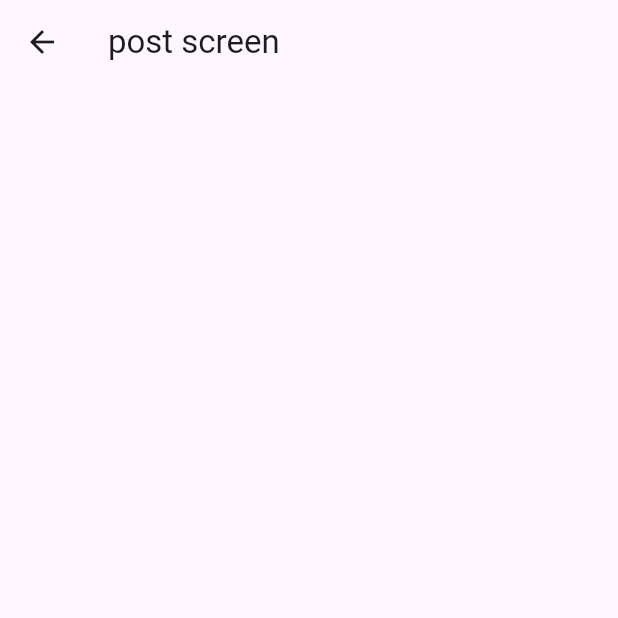
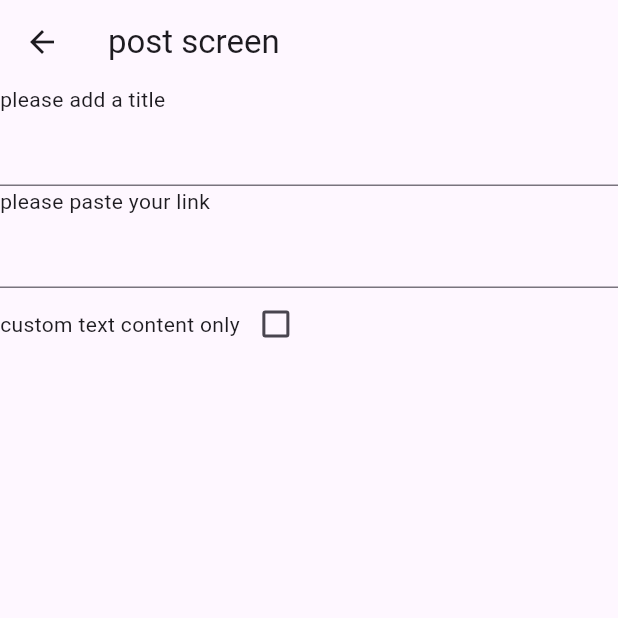
Before and after one commit to zacuel/murof, a Flutter app: the PostLinkScreen screen opened directly, on a phone screen of 412 x 824 dp, the top half of it. Run offline on Flutter 3.47's test engine with Material 3 defaults, Android fonts, the light colour scheme and no system bars; our stand-ins replace cloud_firestore, firebase_auth, firebase_core, flutter_riverpod, fpdart; accounts and stored records are empty; generated files the repository leaves out were written again.

Commit message:
post_article screen design

```diff
--- /dev/null
+++ b/lib/explanations.dart
@@ -0,0 +1,2 @@
+const String postLinkExplanation =
+    "The purpose of this app is to spotlight issues that, for one reason or another, don't recieve a scrutiny that many feel is deserve. To that end, the board on which you are posting isn't designed as a newsfeed. ";
--- a/lib/home_screen.dart
+++ b/lib/home_screen.dart
@@ -1,11 +1,14 @@
 import 'package:flutter/material.dart';
 import 'package:flutter_riverpod/flutter_riverpod.dart';
+import 'package:murof/navigation.dart';
 
 class HomeScreen extends ConsumerWidget {
   const HomeScreen({super.key});
 
   @override
   Widget build(BuildContext context, WidgetRef ref) {
-    return Scaffold(floatingActionButton: FloatingActionButton(onPressed: (){}),);
+    return Scaffold(
+      floatingActionButton: FloatingActionButton(onPressed: () => navigateToPostLink(context)),
+    );
   }
 }
--- a/lib/main.dart
+++ b/lib/main.dart
@@ -3,6 +3,7 @@ import 'package:flutter/material.dart';
 import 'package:flutter_riverpod/flutter_riverpod.dart';
 import 'package:murof/authentication/auth_repository.dart';
 import 'package:murof/firebase_tools/firebase_options.dart';
+import 'package:murof/home_screen.dart';
 
 import 'authentication/auth_screen.dart';
 import 'utils/error_loader.dart';
@@ -36,7 +37,7 @@ class _MyAppState extends ConsumerState<MyApp> {
               //   });
               //   return const ScopedHomeScreen();
               // }
-              return Placeholder();
+              return const HomeScreen();
             }
             return const AuthScreen();
           },
--- /dev/null
+++ b/lib/models/article.dart
@@ -0,0 +1,9 @@
+class Article {
+  final String articleId;
+  final String authorId;
+  final String authorName;
+  final String title;
+  final String? url;
+  final String? content;
+  final List<String> upvoteIds;
+}
--- a/lib/post_link_screen.dart
+++ b/lib/post_link_screen.dart
@@ -9,9 +9,76 @@ class PostLinkScreen extends ConsumerStatefulWidget {
 }
 
 class _PostLinkScreenState extends ConsumerState<PostLinkScreen> {
+  final _urlController = TextEditingController();
+  final _titleController = TextEditingController();
+  final _contentController = TextEditingController();
+  bool _urlValid = false;
+  bool _textOnly = false;
+  bool _linkAndContent = false;
+  @override
+  Widget build(BuildContext context) {
+    return Scaffold(
+      appBar: AppBar(
+        title: const Text('post screen'),
+      ),
+      body: ListView(
+        children: [
+          const Text("please add a title"),
+          TextField(
+            controller: _titleController,
+          ),
+          const Text("please paste your link"),
+          TextField(
+            controller: _urlController,
+            onChanged: (value) {
+              if (Uri.parse(value).isAbsolute) {
+                setState(() {
+                  _urlValid = true;
+                });
+              }
+            },
+          ),
+          _urlValid
+              ? Row(
+                  children: [
+                    const Text("add additional content"),
+                    Checkbox(
+                      value: _linkAndContent,
+                      onChanged: (value) {
+                        setState(() {
+                          _linkAndContent = value!;
+                        });
+                      },
+                    ),
+                  ],
+                )
+              : Row(
+                  children: [
+                    const Text("custom text content only"),
+                    Checkbox(
+                      value: _textOnly,
+                      onChanged: (value) {
+                        setState(() {
+                          _textOnly = value!;
+                        });
+                      },
+                    ),
+                  ],
+                ),
+          if ((_linkAndContent == true) || (_textOnly == true))
+            TextField(
+              controller: _contentController,
+              maxLines: 1000,
+            )
+        ],
+      ),
+    );
+  }
 
   @override
-  Widget build(BuildContext context) {
-    return Scaffold(appBar: AppBar(title: const Text('post screen')),);
+  void dispose() {
+    super.dispose();
+    _urlController.dispose();
+    _titleController.dispose();
   }
 }
--- /dev/null
+++ b/lib/text_validation.dart
@@ -0,0 +1,13 @@
+import 'package:flutter/widgets.dart';
+
+bool validTextValue(TextEditingController controller) {
+  if (controller.text.trim() == "") {
+    return false;
+  } else {
+    return true;
+  }
+}
+
+String validTextValueReturner(TextEditingController controller) {
+  return controller.text.trim();
+}
```
Also changed, not shown: lib/navigation.dart (added, +8 -0 lines).
